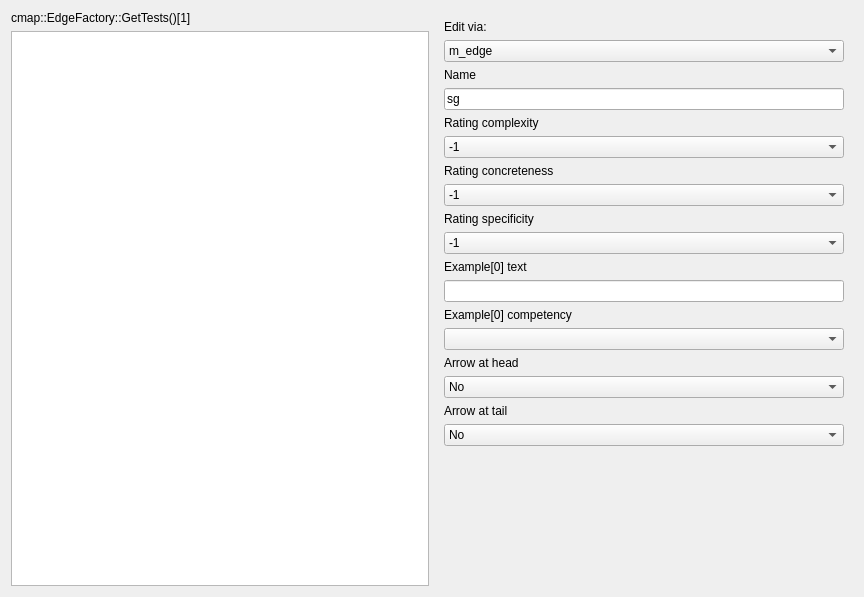
richelbilderbeek/ProjectRichelBilderbeek, file Tools/ToolTestConceptMap/qtconceptmaptestedgeitemdialog.ui: the form before one commit.
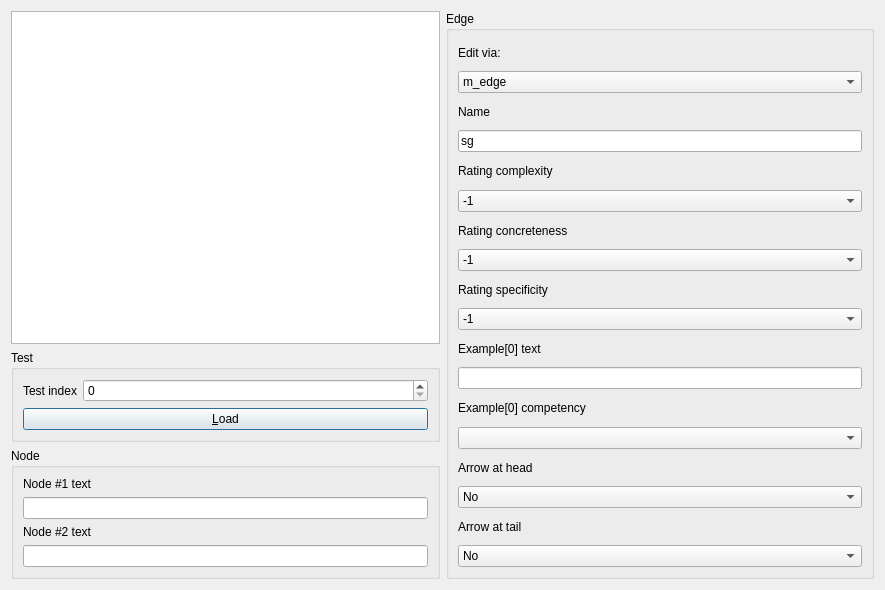
The form after the commit. Custom widgets are drawn as their Qt base class.

```diff
--- a/Tools/ToolTestConceptMap/qtconceptmaptestedgeitemdialog.ui
+++ b/Tools/ToolTestConceptMap/qtconceptmaptestedgeitemdialog.ui
@@ -6,8 +6,8 @@
    <rect>
     <x>0</x>
     <y>0</y>
-    <width>864</width>
-    <height>597</height>
+    <width>885</width>
+    <height>590</height>
    </rect>
   </property>
   <property name="windowTitle">
@@ -15,14 +15,13 @@
   </property>
   <layout class="QGridLayout" name="gridLayout">
    <item row="0" column="0">
-    <widget class="QLabel" name="label">
-     <property name="text">
-      <string>cmap::EdgeFactory::GetTests()[1]</string>
-     </property>
-    </widget>
+    <widget class="ribi::QtKeyboardFriendlyGraphicsView" name="view"/>
    </item>
-   <item row="0" column="1" rowspan="2">
-    <widget class="QWidget" name="widget" native="true">
+   <item row="0" column="1" rowspan="3">
+    <widget class="QGroupBox" name="group_edge">
+     <property name="title">
+      <string>Edge</string>
+     </property>
      <layout class="QVBoxLayout" name="verticalLayout">
       <item>
        <widget class="QLabel" name="label_8">
@@ -214,24 +213,68 @@
         </item>
        </widget>
       </item>
-      <item>
-       <spacer name="verticalSpacer">
-        <property name="orientation">
-         <enum>Qt::Vertical</enum>
-        </property>
-        <property name="sizeHint" stdset="0">
-         <size>
-          <width>20</width>
-          <height>63</height>
-         </size>
-        </property>
-       </spacer>
-      </item>
      </layout>
     </widget>
    </item>
    <item row="1" column="0">
-    <widget class="ribi::QtKeyboardFriendlyGraphicsView" name="view"/>
+    <widget class="QGroupBox" name="group_test">
+     <property name="title">
+      <string>Test</string>
+     </property>
+     <layout class="QFormLayout" name="formLayout">
+      <item row="0" column="0">
+       <widget class="QLabel" name="label_index">
+        <property name="text">
+         <string>Test index</string>
+        </property>
+       </widget>
+      </item>
+      <item row="0" column="1">
+       <widget class="QSpinBox" name="box_index"/>
+      </item>
+      <item row="1" column="0" colspan="2">
+       <widget class="QPushButton" name="button_load_test">
+        <property name="text">
+         <string>&amp;Load</string>
+        </property>
+       </widget>
+      </item>
+     </layout>
+    </widget>
+   </item>
+   <item row="2" column="0">
+    <widget class="QGroupBox" name="groupBox_3">
+     <property name="title">
+      <string>Node</string>
+     </property>
+     <layout class="QVBoxLayout" name="verticalLayout_2">
+      <item>
+       <widget class="QLabel" name="label_node_1">
+        <property name="text">
+         <string>Node #1 text</string>
+        </property>
+       </widget>
+      </item>
+      <item>
+       <widget class="QLineEdit" name="edit_node_1"/>
+      </item>
+      <item>
+       <widget class="QLabel" name="label_node_2">
+        <property name="text">
+         <string>Node #2 text</string>
+        </property>
+       </widget>
+      </item>
+      <item>
+       <widget class="QLineEdit" name="edit_node_2"/>
+      </item>
+     </layout>
+     <zorder>label_node_1</zorder>
+     <zorder>group_edge</zorder>
+     <zorder>label_node_2</zorder>
+     <zorder>edit_node_1</zorder>
+     <zorder>edit_node_2</zorder>
+    </widget>
    </item>
   </layout>
  </widget>
```
